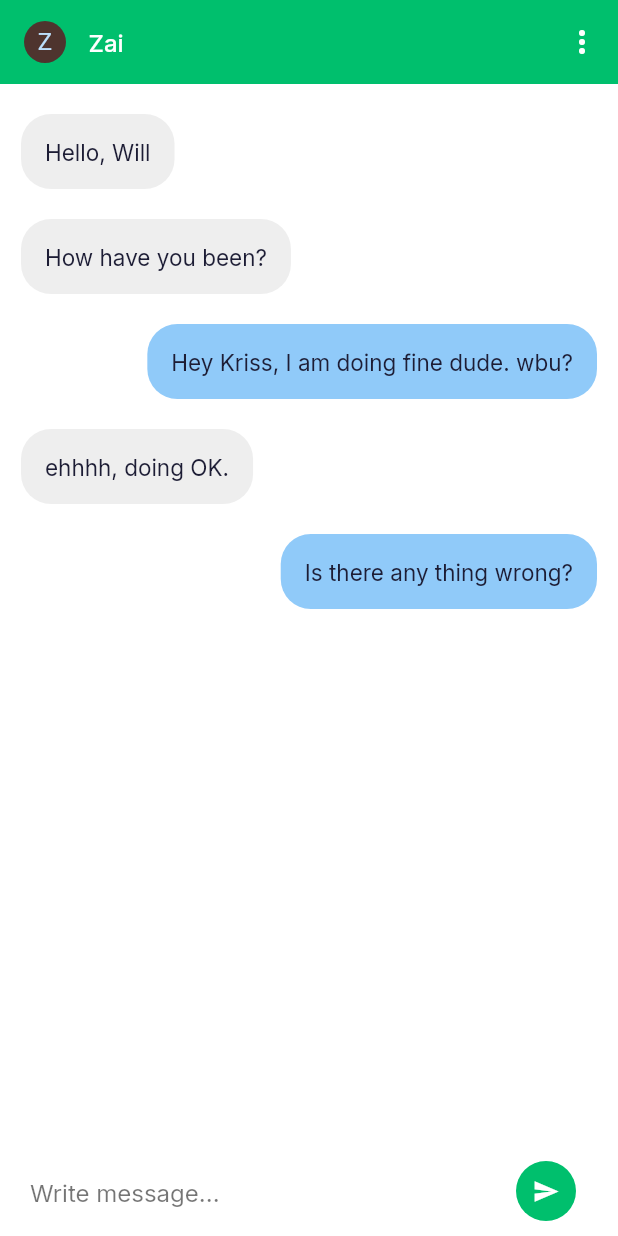
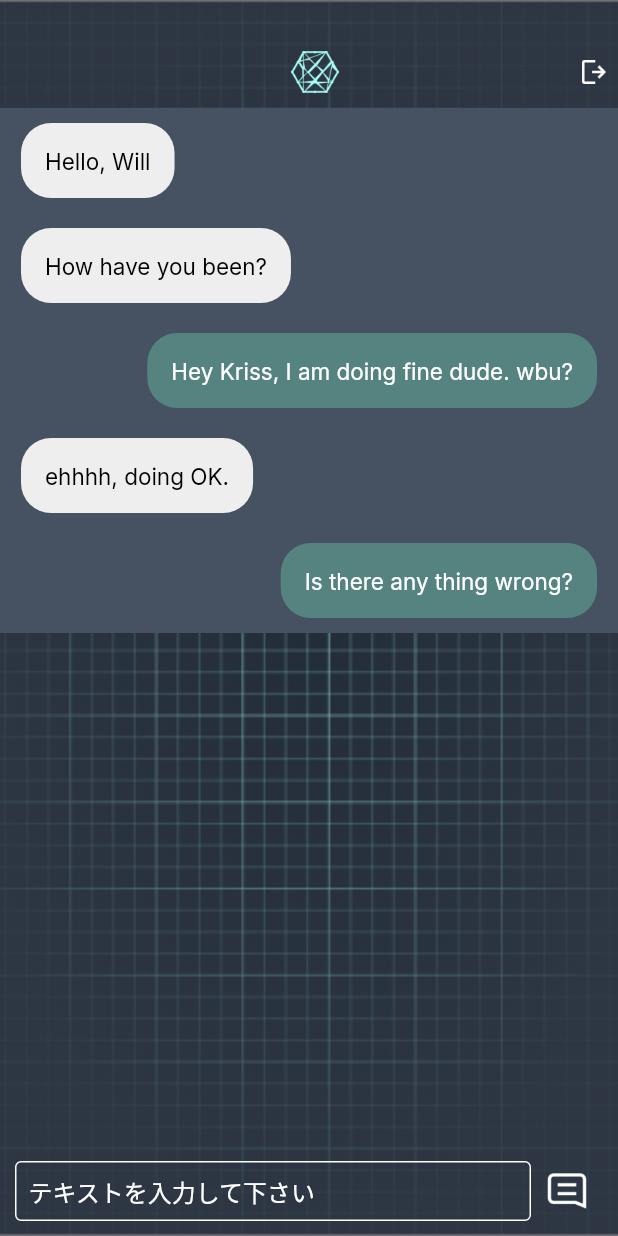
Before and after one commit to ahmedmustahid/flutterMessageApp, a Flutter app: the screen it shows after launch, on a phone screen of 412 x 824 dp. Run offline on Flutter 3.47's test engine with Material 2 defaults, Android fonts, the phone set to English and light mode, and no system bars; our stand-ins replace bubble, fl_chart, flutter_riverpod, get_it, google_fonts, line_icons and 3 more; missing offline and left inert: amplify_api, amplify_auth_cognito, amplify_datastore_plugin_interface, amplify_flutter, dart:html; accounts and stored records are empty.

Commit message:
fix the display of chat messages and change the window design

```diff
--- a/lib/screens/chats/components/body.dart
+++ b/lib/screens/chats/components/body.dart
@@ -1,3 +1,5 @@
+import 'dart:async';
+
 import 'package:chat/components/filled_outline_button.dart';
 import 'package:chat/constants.dart';
 import 'package:chat/models/Chat.dart';
--- a/lib/screens/messages/components/body.dart
+++ b/lib/screens/messages/components/body.dart
@@ -4,11 +4,14 @@ import 'dart:async';
 
 import 'package:chat/constants.dart';
 import 'package:flutter/material.dart';
+import 'package:chat/screens/messages/components/visualization_screen.dart';
+import 'package:chat/screens/signinOrSignUp/signin_or_signup_screen.dart';
 //import 'dart:math' as math;
 //import 'package:flutter_riverpod/flutter_riverpod.dart';
 
 //import 'chat_input_field.dart';
 //import 'message.dart';
+
 class ChatMessage {
   String messageContent;
   String messageType;
@@ -78,19 +81,55 @@ class _BodyState extends State<Body> {
     return Stack(
       //fit: StackFit.passthrough,
       children: <Widget>[
-        ListView.builder(
+        new Container(
+          // 背景画像表示. Stack の最初に配置.
+          decoration: new BoxDecoration(
+            image: new DecorationImage(
+              image: new AssetImage('assets/images/background.png'),
+              fit: BoxFit.cover,
+            ),
+          ),
+        ),
+        Column(
+          children: <Widget>[
+            Padding(padding: EdgeInsets.only(top: 24)),
+            Row(
+              mainAxisAlignment: MainAxisAlignment.spaceBetween, // 両端に寄せ
+              children: [
+                Container(width: 40.0, height: 0.0),
+                IconButton(
+                    icon: Image.asset('assets/images/connectdevelop.png'),
+                    onPressed: () => Navigator.of(context).push(
+                        MaterialPageRoute(
+                            builder: (context) => ScatterChartSample1()))),
+                SizedBox(
+                  height: 32.0,
+                  width: 32.0,
+                  child: IconButton(
+                    icon: Image.asset('assets/images/logout.png'),
+                    onPressed: () => Navigator.of(context).push(
+                        MaterialPageRoute(
+                            builder: (context) => SigninOrSignupScreen())),
+                  ),
+                )
+              ],
+            ),
+            Expanded(
+              child: new Container(
+                child: ListView.builder(
                   controller: _scrollcontroller,
                   itemCount: messages.length,
                   shrinkWrap: true,
-          padding: EdgeInsets.only(top: 10, bottom: 10),
+                  padding: EdgeInsets.only(top: 0, bottom: 0),
                   scrollDirection: Axis.vertical,
                   physics: BouncingScrollPhysics(),
                   //physics: (),
                   //physics: NeverScrollableScrollPhysics(),
                   itemBuilder: (context, index) {
                     return Container(
-              padding:
-                  EdgeInsets.only(left: 14, right: 14, top: 10, bottom: 10),
+                      color: Color.fromRGBO(70, 82, 97, 1),
+                      padding: EdgeInsets.only(
+                          left: 14, right: 14, top: 10, bottom: 10),
                       child: Align(
                         alignment: (messages[index].messageType == "receiver"
                             ? Alignment.topLeft
@@ -100,49 +139,43 @@ class _BodyState extends State<Body> {
                             borderRadius: BorderRadius.circular(20),
                             color: (messages[index].messageType == "receiver"
                                 ? Colors.grey.shade200
-                        : Colors.blue[200]),
+                                : Color.fromRGBO(84, 131, 128, 1)),
                           ),
                           padding: EdgeInsets.all(16),
                           child: Text(
                             messages[index].messageContent,
-                    style: TextStyle(fontSize: 15),
+                            style: TextStyle(
+                              fontSize: 15,
+                              color: (messages[index].messageType == "receiver"
+                                  ? Colors.black
+                                  : Colors.white),
+                            ),
                           ),
                         ),
                       ),
                     );
                   },
                 ),
-        Padding(padding: EdgeInsets.all(16)),
+              ),
+            ),
+            //Padding(padding: EdgeInsets.all(16)),
             Align(
                 alignment: Alignment.bottomLeft,
                 child: Container(
                   padding: EdgeInsets.symmetric(
-                horizontal: kDefaultPadding,
+                    horizontal: 10, //kDefaultPadding,
                     vertical: kDefaultPadding / 2,
                   ),
                   //padding: EdgeInsets.only(left: 10, bottom: 10, top: 10),
                   height: 60,
                   width: double.infinity,
-              color: Colors.white,
+                  //color: Colors.grey, // 下部テキストボックスの色
                   child: Row(
+                    //mainAxisAlignment: MainAxisAlignment
+                    //    .spaceBetween, // これで両端に寄せる (参考 : https://qiita.com/yushimizu/items/481c88dd5a24ec21bb21)
                     children: <Widget>[
-                  Expanded(
-                    child: TextField(
-                      autocorrect: true,
-                      enableSuggestions: true,
-                      //onSubmitted: _addMessage(),
-                      controller: _textEditingController,
-                      decoration: InputDecoration(
-                        hintText: "Write message...",
-                        hintStyle: TextStyle(color: Colors.black54),
-                        border: InputBorder.none,
-                      ),
-                    ),
-                  ),
-                  SizedBox(
-                    width: 15,
-                  ),
-                  FloatingActionButton(
+                      /*
+                      FloatingActionButton.small(
                         onPressed: () {
                           _addMessage();
                         },
@@ -154,9 +187,45 @@ class _BodyState extends State<Body> {
                         backgroundColor: kPrimaryColor,
                         elevation: 0,
                       ),
+                      */
+                      Expanded(
+                        child: TextField(
+                          autocorrect: true,
+                          enableSuggestions: true,
+                          //onSubmitted: _addMessage(),
+                          controller: _textEditingController,
+                          style: TextStyle(color: Colors.white), // 入力テキストの色
+                          decoration: InputDecoration(
+                            hintText: "  テキストを入力して下さい",
+                            hintStyle: TextStyle(color: Colors.white),
+                            contentPadding:
+                                EdgeInsets.symmetric(vertical: 2), // 上下中央揃え
+                            enabledBorder: new OutlineInputBorder(
+                              //borderRadius: new BorderRadius.circular(25.0),
+                              borderSide: BorderSide(
+                                color: Colors.white, // テキストボックスの縁の色
+                              ),
+                            ),
+                          ),
+                        ),
+                      ),
+                      SizedBox(
+                        width: 0, // テキストボックス右側の余白サイズ
+                      ),
+                      SizedBox(
+                        height: 48.0,
+                        width: 48.0,
+                        child: IconButton(
+                            icon: Image.asset(
+                              'assets/images/send.png',
+                            ),
+                            onPressed: () => _addMessage()),
+                      ),
                     ],
                   ),
-            )),
+                ))
+          ],
+        ),
       ],
     );
   }
--- a/lib/screens/signinOrSignUp/signin_or_signup_screen.dart
+++ b/lib/screens/signinOrSignUp/signin_or_signup_screen.dart
@@ -15,7 +15,7 @@ class SigninOrSignupScreen extends StatelessWidget {
           child: Column(
             children: [
               Spacer(flex: 2),
-              Lottie.asset("assets/images/76432-floating-orange-robot.json"),
+              //Lottie.asset("assets/images/76432-floating-orange-robot.json"),
               // Image.asset(
               //   MediaQuery.of(context).platformBrightness == Brightness.light
               //       ? "assets/images/.png"
```
Also changed, not shown: lib/screens/messages/message_screen.dart (+46 -2 lines), assets/images/background.png (added), assets/images/chatroom.png (added), assets/images/connectdevelop.png (added), assets/images/logout.png (added), assets/images/send.png (added), 3 other files. Lines whose indentation alone changed are shown as unchanged.
